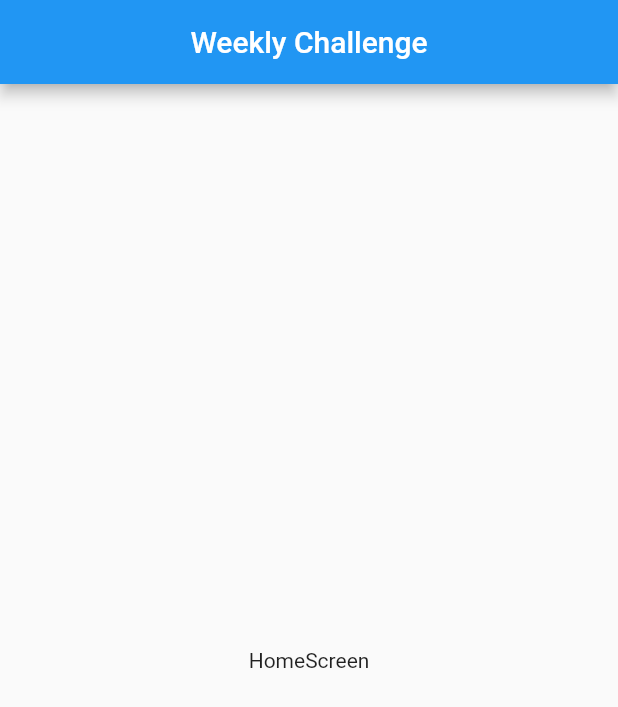
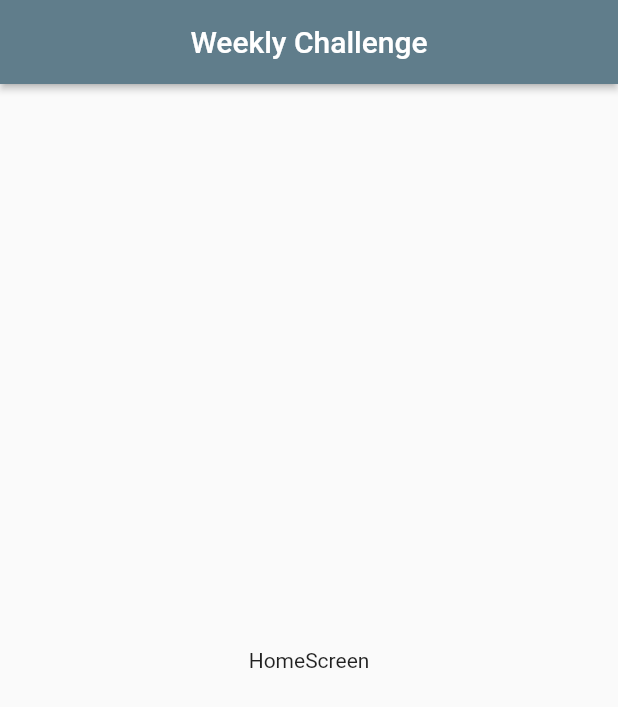
Before and after one commit to cT4pia94/Weekly-Challenge-2022-Flutter, a Flutter app: the screen it shows after launch, on a phone screen of 412 x 824 dp. Shown: the top 707 px of the screen. Run offline on Flutter 3.47's test engine with Material 2 defaults, Android fonts, the phone set to English and light mode, and no system bars.

Commit message:
add folder Theme

```diff
--- a/lib/main.dart
+++ b/lib/main.dart
@@ -1,5 +1,6 @@
 import 'package:flutter/material.dart';
 import 'package:weekly_challenge_2022_flutter/router/app_routes.dart';
+import 'package:weekly_challenge_2022_flutter/theme/app_theme.dart';
 
 void main() => runApp(const MyApp());
 
@@ -14,6 +15,7 @@ class MyApp extends StatelessWidget {
       initialRoute: AppRoutes.initialRoute,
       routes: AppRoutes.getAppRoutes(),
       onGenerateRoute: AppRoutes.onGenerateRoute,
+      theme: AppTheme.lightTheme,
     );
   }
 }
--- /dev/null
+++ b/lib/theme/app_theme.dart
@@ -0,0 +1,17 @@
+import 'package:flutter/material.dart';
+
+class AppTheme {
+  static const Color primary = Colors.blueGrey;
+
+  // Default Theme
+  static final ThemeData lightTheme = ThemeData.light().copyWith(
+    // Primary Color
+    primaryColor: primary,
+
+    // AppBar Theme
+    appBarTheme: const AppBarTheme(
+      color: primary,
+      elevation: 2,
+    ),
+  );
+}
```
